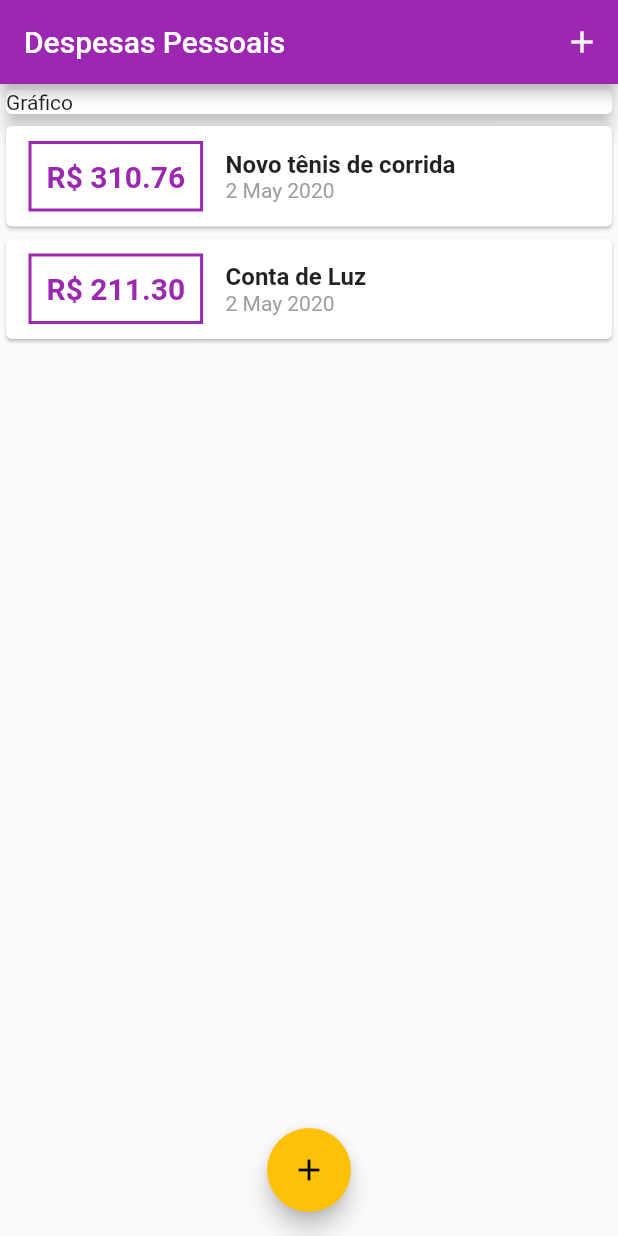
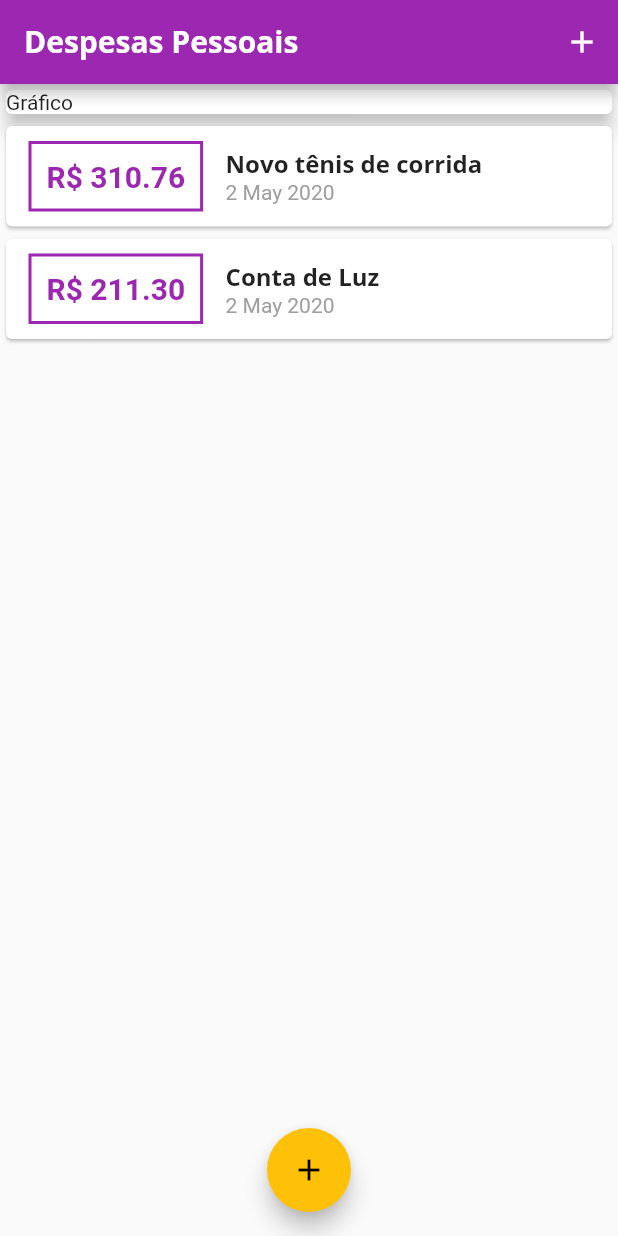
Before and after one commit to valdirmendesdev/flutter-expenses, a Flutter app: the screen it shows after launch, on a phone screen of 412 x 824 dp. Run offline on Flutter 3.47's test engine with Material 2 defaults, Android fonts, the phone set to English and light mode, and no system bars.

Commit message:
Adding Text theme

```diff
--- a/lib/components/transaction_list.dart
+++ b/lib/components/transaction_list.dart
@@ -42,10 +42,7 @@ class TransactionList extends StatelessWidget {
                   children: <Widget>[
                     Text(
                       tr.title,
-                      style: TextStyle(
-                        fontSize: 16,
-                        fontWeight: FontWeight.bold,
-                      ),
+                      style: Theme.of(context).textTheme.title,
                     ),
                     Text(
                       DateFormat('d MMM y').format((tr.date)),
--- a/lib/main.dart
+++ b/lib/main.dart
@@ -13,7 +13,24 @@ class ExpensesApp extends StatelessWidget {
       home: MyHomePage(),
       theme: ThemeData(
         primarySwatch: Colors.purple,
-        accentColor: Colors.amber
+        accentColor: Colors.amber,
+        fontFamily: 'Quicksand',
+        textTheme: ThemeData.light().textTheme.copyWith(
+          title: TextStyle(
+            fontFamily: 'OpenSans',
+            fontSize: 16.0,
+            fontWeight: FontWeight.bold,
+          )
+        ),
+        appBarTheme: AppBarTheme(
+          textTheme: ThemeData.light().textTheme.copyWith(
+            title: TextStyle(
+              fontFamily: 'OpenSans',
+              fontSize: 20,
+              fontWeight: FontWeight.bold,
+            )
+          )
+        ),
       ),
       debugShowCheckedModeBanner: false,
     );
```
Also changed, not shown: pubspec.yaml (+12 -6 lines), assets/fonts/OpenSans-Bold.ttf (added), assets/fonts/OpenSans-Regular.ttf (added), assets/fonts/Quicksand-Bold.ttf (added), assets/fonts/Quicksand-Light.ttf (added), assets/fonts/Quicksand-Medium.ttf (added), assets/fonts/Quicksand-Regular.ttf (added).
